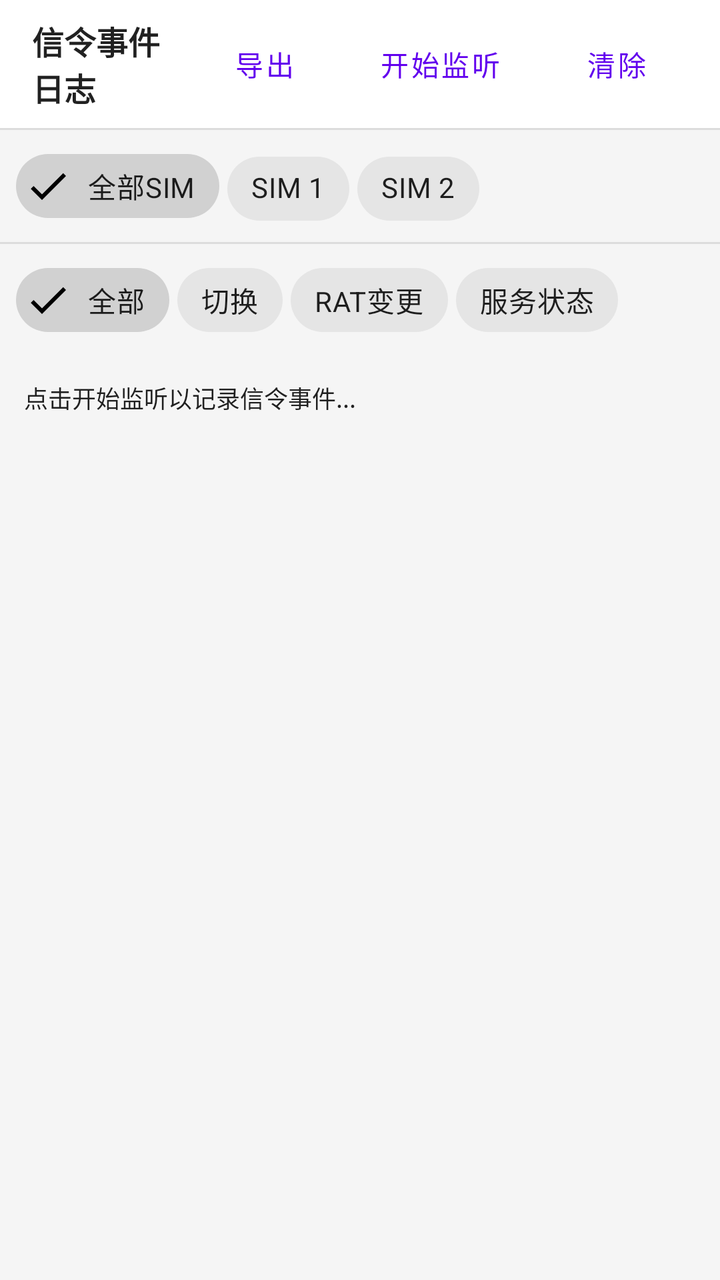
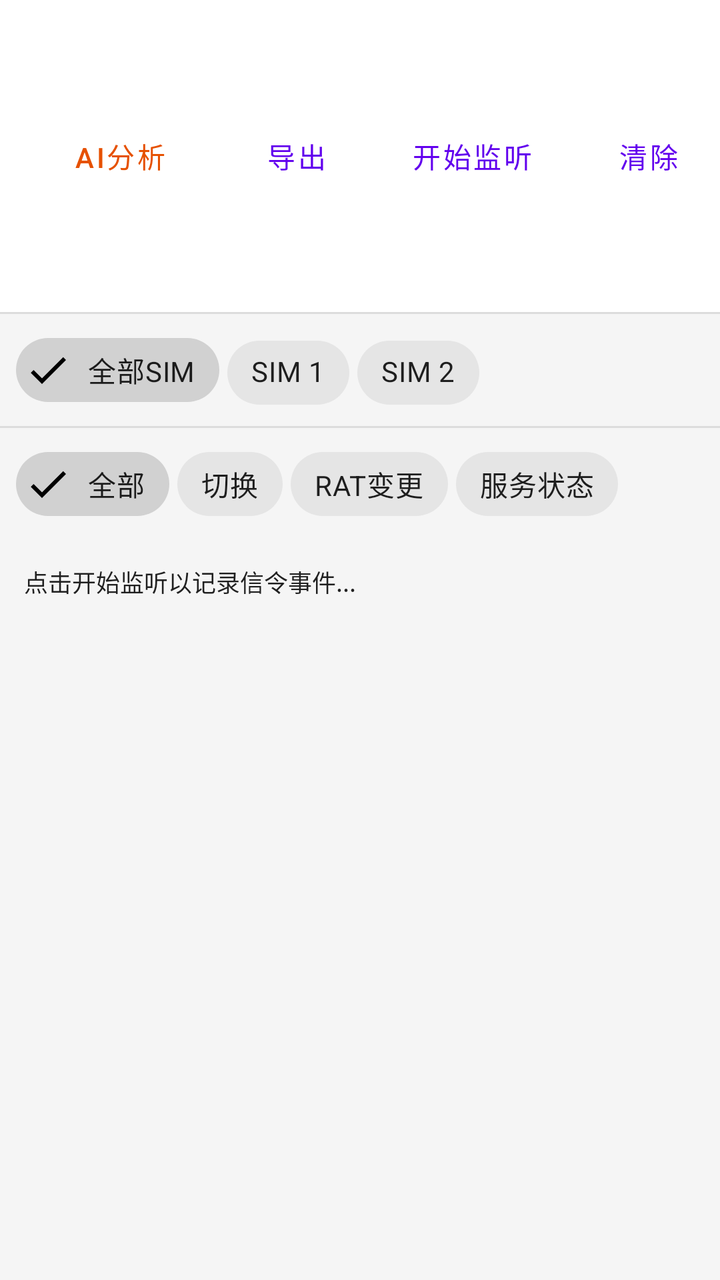

An Android layout rendered at two revisions. The XML below is the earlier revision; the diff shows what the commit changed to produce the second picture.
<!-- AndroidManifest.xml: application theme Theme.CellSentinelApp -->
<!-- res/layout/fragment_signaling_log.xml -->
<?xml version="1.0" encoding="utf-8"?>
<LinearLayout xmlns:android="http://schemas.android.com/apk/res/android"
    xmlns:app="http://schemas.android.com/apk/res-auto"
    android:layout_width="match_parent"
    android:layout_height="match_parent"
    android:orientation="vertical"
    android:background="@color/background">

    
    <LinearLayout
        android:layout_width="match_parent"
        android:layout_height="wrap_content"
        android:orientation="horizontal"
        android:padding="8dp"
        android:gravity="center_vertical"
        android:background="?attr/colorSurface">

        <TextView
            android:layout_width="0dp"
            android:layout_height="wrap_content"
            android:layout_weight="1"
            android:text="信令事件日志"
            android:textSize="16sp"
            android:textStyle="bold"
            android:textColor="@color/text_primary"
            android:layout_marginStart="8dp" />

        <Button
            android:id="@+id/btn_sig_export"
            style="@style/Widget.MaterialComponents.Button.TextButton"
            android:layout_width="wrap_content"
            android:layout_height="wrap_content"
            android:text="导出"
            android:textAllCaps="false" />

        <Button
            android:id="@+id/btn_sig_toggle"
            style="@style/Widget.MaterialComponents.Button.TextButton"
            android:layout_width="wrap_content"
            android:layout_height="wrap_content"
            android:text="开始监听"
            android:textAllCaps="false" />

        <Button
            android:id="@+id/btn_sig_clear"
            style="@style/Widget.MaterialComponents.Button.TextButton"
            android:layout_width="wrap_content"
            android:layout_height="wrap_content"
            android:text="清除"
            android:textAllCaps="false" />
    </LinearLayout>

    <View
        android:layout_width="match_parent"
        android:layout_height="1dp"
        android:background="#1A000000" />

    
    <HorizontalScrollView
        android:layout_width="match_parent"
        android:layout_height="wrap_content"
        android:scrollbars="none">
        <LinearLayout
            android:layout_width="wrap_content"
            android:layout_height="wrap_content"
            android:orientation="horizontal"
            android:paddingHorizontal="8dp"
            android:paddingVertical="4dp">
            <com.google.android.material.chip.Chip
                android:id="@+id/chip_sim_all"
                android:layout_width="wrap_content"
                android:layout_height="wrap_content"
                android:text="全部SIM"
                android:checkable="true"
                android:checked="true"
                style="@style/Widget.MaterialComponents.Chip.Filter"
                android:layout_marginEnd="4dp" />
            <com.google.android.material.chip.Chip
                android:id="@+id/chip_sim_1"
                android:layout_width="wrap_content"
                android:layout_height="wrap_content"
                android:text="SIM 1"
                android:checkable="true"
                style="@style/Widget.MaterialComponents.Chip.Filter"
                android:layout_marginEnd="4dp" />
            <com.google.android.material.chip.Chip
                android:id="@+id/chip_sim_2"
                android:layout_width="wrap_content"
                android:layout_height="wrap_content"
                android:text="SIM 2"
                android:checkable="true"
                style="@style/Widget.MaterialComponents.Chip.Filter" />
        </LinearLayout>
    </HorizontalScrollView>

    <View
        android:layout_width="match_parent"
        android:layout_height="1dp"
        android:background="#1A000000" />

    
    <HorizontalScrollView
        android:layout_width="match_parent"
        android:layout_height="wrap_content"
        android:scrollbars="none">
        <LinearLayout
            android:layout_width="wrap_content"
            android:layout_height="wrap_content"
            android:orientation="horizontal"
            android:paddingHorizontal="8dp"
            android:paddingVertical="4dp">
            <com.google.android.material.chip.Chip
                android:id="@+id/chip_filter_all"
                android:layout_width="wrap_content"
                android:layout_height="wrap_content"
                android:text="全部"
                android:checkable="true"
                android:checked="true"
                style="@style/Widget.MaterialComponents.Chip.Filter"
                android:layout_marginEnd="4dp" />
            <com.google.android.material.chip.Chip
                android:id="@+id/chip_filter_handover"
                android:layout_width="wrap_content"
                android:layout_height="wrap_content"
                android:text="切换"
                android:checkable="true"
                style="@style/Widget.MaterialComponents.Chip.Filter"
                android:layout_marginEnd="4dp" />
            <com.google.android.material.chip.Chip
                android:id="@+id/chip_filter_rat"
                android:layout_width="wrap_content"
                android:layout_height="wrap_content"
                android:text="RAT变更"
                android:checkable="true"
                style="@style/Widget.MaterialComponents.Chip.Filter"
                android:layout_marginEnd="4dp" />
            <com.google.android.material.chip.Chip
                android:id="@+id/chip_filter_service"
                android:layout_width="wrap_content"
                android:layout_height="wrap_content"
                android:text="服务状态"
                android:checkable="true"
                style="@style/Widget.MaterialComponents.Chip.Filter" />
        </LinearLayout>
    </HorizontalScrollView>

    
    <ScrollView
        android:id="@+id/sv_sig_log"
        android:layout_width="match_parent"
        android:layout_height="0dp"
        android:layout_weight="1"
        android:fillViewport="true">

        <TextView
            android:id="@+id/tv_sig_log"
            android:layout_width="match_parent"
            android:layout_height="wrap_content"
            android:padding="12dp"
            android:textSize="12sp"
            android:textColor="@color/text_primary"
            android:fontFamily="monospace"
            android:lineSpacingMultiplier="1.5"
            android:text="点击开始监听以记录信令事件..." />

    </ScrollView>

</LinearLayout>
<!-- resources referenced by this layout -->
<resources>
  <color name="background">#FFF5F5F5</color>
  <color name="text_primary">#DE000000</color>
  <style name="Theme.CellSentinelApp" parent="Theme.MaterialComponents.DayNight.DarkActionBar">
          
          <item name="colorPrimary">@color/purple_500</item>
          <item name="colorPrimaryVariant">@color/purple_700</item>
          <item name="colorOnPrimary">@color/white</item>
          
          <item name="colorSecondary">@color/teal_200</item>
          <item name="colorSecondaryVariant">@color/teal_700</item>
          <item name="colorOnSecondary">@color/black</item>
          
          <item name="android:statusBarColor">?attr/colorPrimaryVariant</item>
          
      </style>
  <color name="purple_500">#FF6200EE</color>
  <color name="purple_700">#FF3700B3</color>
  <color name="white">#FFFFFFFF</color>
  <color name="teal_200">#FF03DAC5</color>
  <color name="teal_700">#FF018786</color>
  <color name="black">#FF000000</color>
</resources>

<!-- the commit's change to res/layout/fragment_signaling_log.xml (unified diff, before → after) -->
@@ -24,6 +24,15 @@
             android:textStyle="bold"
             android:textColor="@color/text_primary"
             android:layout_marginStart="8dp" />
+
+        <Button
+            android:id="@+id/btn_sig_ai"
+            style="@style/Widget.MaterialComponents.Button.TextButton"
+            android:layout_width="wrap_content"
+            android:layout_height="wrap_content"
+            android:text="AI分析"
+            android:textAllCaps="false"
+            android:textColor="#E65100" />
 
         <Button
             android:id="@+id/btn_sig_export"
